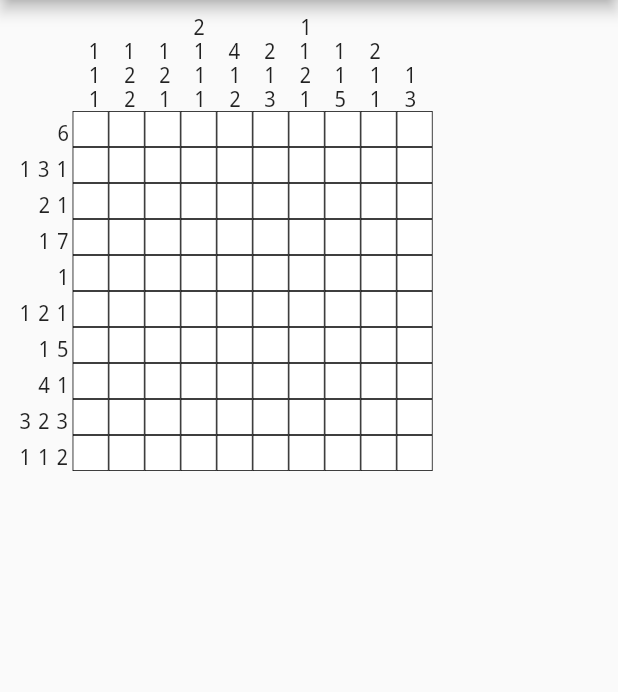
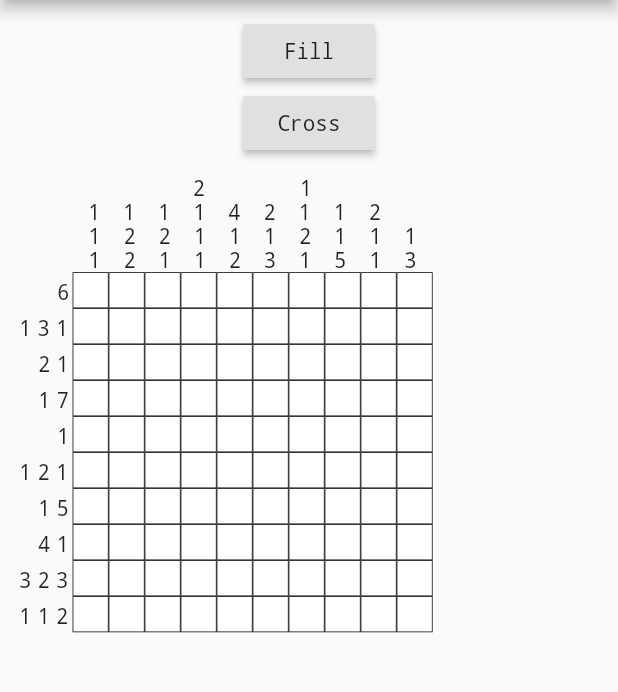
Before and after one commit to nrubin29/nonogram, a Flutter app: the screen it shows after launch, on a phone screen of 412 x 824 dp, the part 84-776 px from its top. Run offline on Flutter 3.47's test engine with Material 2 defaults, Android fonts, the phone set to English and light mode, and no system bars.

Commit message:
Incredibly hacky fill/cross support

```diff
--- a/lib/components/cell_component.dart
+++ b/lib/components/cell_component.dart
@@ -2,6 +2,10 @@ import 'package:flutter/cupertino.dart';
 import 'package:flutter/material.dart';
 
 const CELL_SIZE = 24.0;
+
+enum CellStatus { empty, filled, crossed }
+
+CellStatus CELL_ACTION = CellStatus.filled;
 
 class CellComponent extends StatefulWidget {
   @override
@@ -9,14 +13,15 @@ class CellComponent extends StatefulWidget {
 }
 
 class _CellComponentState extends State<CellComponent> {
-  bool filled = false;
+  CellStatus status = CellStatus.empty;
 
   @override
   Widget build(BuildContext context) {
     return GestureDetector(
         onTap: () {
           setState(() {
-            filled = !filled;
+            status =
+                status == CellStatus.empty ? CELL_ACTION : CellStatus.empty;
           });
         },
         child: SizedBox(
@@ -25,6 +30,10 @@ class _CellComponentState extends State<CellComponent> {
             child: Container(
                 decoration: BoxDecoration(
                     border: Border.all(width: 0.5),
-                    color: filled ? Colors.black : Colors.white))));
+                    color: status == CellStatus.filled
+                        ? Colors.black
+                        : status == CellStatus.crossed
+                            ? Colors.grey.shade300
+                            : Colors.white))));
   }
 }
--- a/lib/views/puzzle_view.dart
+++ b/lib/views/puzzle_view.dart
@@ -3,7 +3,7 @@ import 'package:nonogram/components/cell_component.dart';
 import 'package:nonogram/components/grid_component.dart';
 import 'package:nonogram/util/nonogram.dart';
 
-class PuzzleView extends StatelessWidget {
+class PuzzleView extends StatefulWidget {
   final Nonogram _puzzle;
 
   PuzzleView({Key key})
@@ -11,20 +11,43 @@ class PuzzleView extends StatelessWidget {
         super(key: key);
 
   @override
+  State<StatefulWidget> createState() => _PuzzleViewState();
+}
+
+class _PuzzleViewState extends State<PuzzleView> {
+  Nonogram get puzzle => widget._puzzle;
+
+  @override
   Widget build(BuildContext context) {
-    print('\n$_puzzle');
+    print('\n$puzzle');
 
-    return Row(children: [
+    return Column(children: [
+      RaisedButton(
+          child: Text('Fill'),
+          onPressed: () {
+            setState(() {
+              CELL_ACTION = CellStatus.filled;
+            });
+          }),
+      RaisedButton(
+          child: Text('Cross'),
+          onPressed: () {
+            setState(() {
+              CELL_ACTION = CellStatus.crossed;
+            });
+          }),
+      SizedBox(height: 10),
+      Row(children: [
         Column(children: [
-        SizedBox(height: CELL_SIZE * 0.75 * _puzzle.maxNumColClues - 5),
+          SizedBox(height: CELL_SIZE * 0.75 * puzzle.maxNumColClues - 5),
           Column(
-            children: _puzzle.board
+              children: puzzle.board
                   .asMap()
                   .entries
                   .map((entry) => Padding(
                       padding: EdgeInsets.symmetric(vertical: 4),
                       child: Row(
-                        children: _puzzle
+                          children: puzzle
                               .rowCluesIterable(entry.key)
                               .map((e) => Padding(
                                   padding: EdgeInsets.symmetric(horizontal: 2),
@@ -36,7 +59,7 @@ class PuzzleView extends StatelessWidget {
         ]),
         Column(children: [
           Column(
-            children: _puzzle.colCluesIterable
+              children: puzzle.colCluesIterable
                   .map((clueRow) => Row(
                       children: clueRow
                           .map((clue) => Padding(
@@ -46,7 +69,8 @@ class PuzzleView extends StatelessWidget {
                                   : Text(clue.toString())))
                           .toList(growable: false)))
                   .toList(growable: false)),
-        GridComponent(puzzle: _puzzle)
+          GridComponent(puzzle: puzzle)
+        ])
       ])
     ]);
   }
```
Lines whose indentation alone changed are shown as unchanged.
